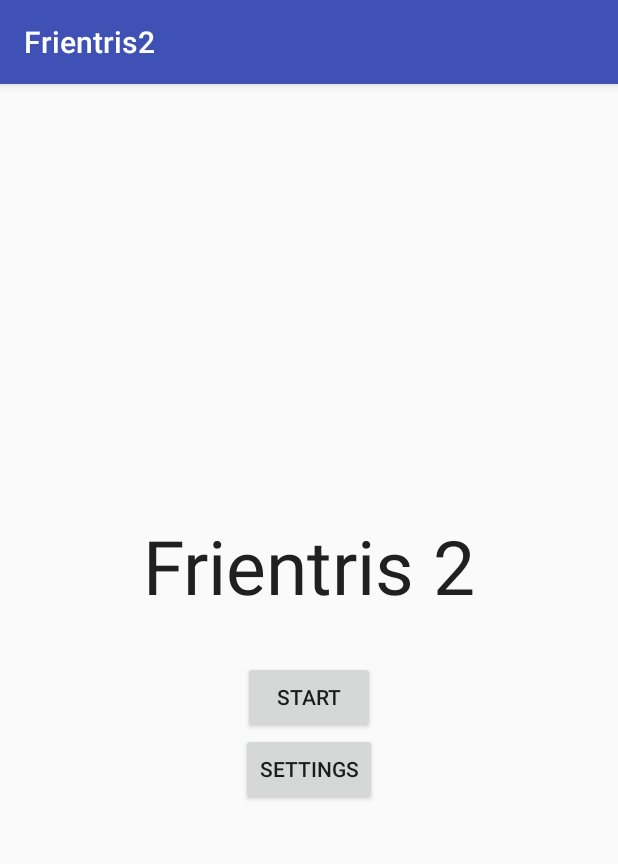
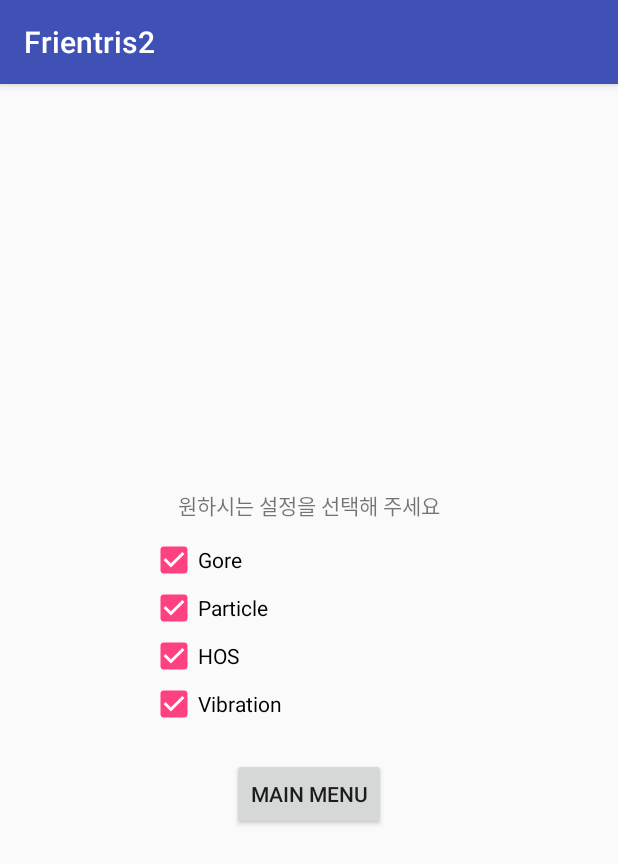
Before and after one commit to lumiknit/CodingHaraTon2018-Frientris2, an Android app: the screen it shows after launch (TitleActivity before the commit, Setting after it), after a tap on "SETTINGS", on a phone screen of 412 x 824 dp. Shown: the top 864 px of the screen. Run offline under Robolectric (Android 15) with nearby library versions, the phone set to English and light mode, and no system bars; libraries missing offline, so code that uses them is left out: com.google.android.gms.

Commit message:
Setting menu is successfully implemented.

```diff
--- a/app/src/main/AndroidManifest.xml
+++ b/app/src/main/AndroidManifest.xml
@@ -17,6 +17,7 @@
             </intent-filter>
         </activity>
         <activity android:name=".GameActivity"></activity>
+        <activity android:name=".Setting"></activity>
 
         <provider
             android:name="android.support.v4.content.FileProvider"
--- /dev/null
+++ b/app/src/main/java/team/sjexpress/frientris2/Setting.java
@@ -0,0 +1,64 @@
+package team.sjexpress.frientris2;
+
+import android.content.SharedPreferences;
+import android.os.Bundle;
+import android.support.v7.app.AppCompatActivity;
+import android.view.View;
+import android.view.View.OnClickListener;
+import android.widget.Button;
+import android.widget.CheckBox;
+import android.widget.Toast;
+
+public class Setting extends AppCompatActivity {
+
+    SharedPreferences pref;
+    SharedPreferences.Editor editor;
+
+    private CheckBox Gore, Particle, HOS, Vibration;
+    private boolean gore, part, hos, vib;
+
+    @Override
+    public void onCreate(Bundle savedInstanceState) {
+        super.onCreate(savedInstanceState);
+        setContentView(R.layout.setting);
+
+        pref = getSharedPreferences("setting", MODE_PRIVATE);
+        editor = pref.edit();
+
+        gore = pref.getBoolean("gore", true);
+        part = pref.getBoolean("particle", true);
+        hos = pref.getBoolean("hos", true);
+        vib = pref.getBoolean("vibration", true);
+
+        Gore = (CheckBox)findViewById(R.id.checkBox1);
+        Particle = (CheckBox)findViewById(R.id.checkBox2);
+        HOS = (CheckBox)findViewById(R.id.checkBox3);
+        Vibration = (CheckBox)findViewById(R.id.checkBox4);
+
+        Gore.setChecked(gore);
+        Particle.setChecked(part);
+        HOS.setChecked(hos);
+        Vibration.setChecked(vib);
+
+        Button button = (Button)findViewById(R.id.btn_back);
+
+        button.setOnClickListener(new OnClickListener() {
+
+            @Override
+            public void onClick(View v) {
+                Toast.makeText(getApplicationContext(), "Going to Main Menu", Toast.LENGTH_LONG).show();
+                if(Gore.isChecked() == true) editor.putBoolean("gore", true);
+                else editor.putBoolean("gore", false);
+                if(Particle.isChecked() == true) editor.putBoolean("particle", true);
+                else editor.putBoolean("particle", false);
+                if(HOS.isChecked() == true) editor.putBoolean("hos", true);
+                else editor.putBoolean("hos", false);
+                if(Vibration.isChecked() == true) editor.putBoolean("vibration", true);
+                else editor.putBoolean("vibration", false);
+                editor.commit();
+                finish();
+            }
+        });
+    }
+
+}
--- a/app/src/main/java/team/sjexpress/frientris2/TitleActivity.java
+++ b/app/src/main/java/team/sjexpress/frientris2/TitleActivity.java
@@ -55,6 +55,11 @@ public class TitleActivity extends AppCompatActivity {
     buttonSettings.setOnClickListener(new View.OnClickListener() {
       @Override
       public void onClick(View v) {
+        Toast.makeText(getApplicationContext(), "액티비티 전환", Toast.LENGTH_LONG).show();
+
+        // 액티비티 전환 코드
+        Intent intent = new Intent(getApplicationContext(), Setting.class);
+        startActivity(intent);
 
       }
     });
--- /dev/null
+++ b/app/src/main/res/layout/setting.xml
@@ -0,0 +1,55 @@
+<?xml version="1.0" encoding="utf-8"?>
+<LinearLayout xmlns:android="http://schemas.android.com/apk/res/android"
+    android:layout_width="match_parent"
+    android:layout_height="match_parent"
+    android:orientation="vertical"
+    android:gravity="center">
+
+    <TextView
+        android:id="@+id/infotext"
+        android:layout_width="wrap_content"
+        android:layout_height="wrap_content"
+        android:layout_marginBottom="10dp"
+        android:text="원하시는 설정을 선택해 주세요"
+        android:textAppearance="?android:attr/textAppearanceSmall" />
+
+    <CheckBox
+        android:id="@+id/checkBox1"
+        android:layout_gravity="left"
+        android:layout_marginLeft="100dp"
+        android:layout_width="wrap_content"
+        android:layout_height="wrap_content"
+        android:text="Gore" />
+
+    <CheckBox
+        android:id="@+id/checkBox2"
+        android:layout_gravity="left"
+        android:layout_marginLeft="100dp"
+        android:layout_width="wrap_content"
+        android:layout_height="wrap_content"
+        android:text="Particle" />
+
+    <CheckBox
+        android:id="@+id/checkBox3"
+        android:layout_gravity="left"
+        android:layout_marginLeft="100dp"
+        android:layout_width="wrap_content"
+        android:layout_height="wrap_content"
+        android:text="HOS" />
+
+    <CheckBox
+        android:id="@+id/checkBox4"
+        android:layout_gravity="left"
+        android:layout_marginLeft="100dp"
+        android:layout_width="wrap_content"
+        android:layout_height="wrap_content"
+        android:text="Vibration" />
+
+    <Button
+        android:id="@+id/btn_back"
+        android:layout_marginTop="20dp"
+        android:layout_width="wrap_content"
+        android:layout_height="wrap_content"
+        android:text="@string/back" />
+
+</LinearLayout>
--- a/app/src/main/res/values/strings.xml
+++ b/app/src/main/res/values/strings.xml
@@ -1,3 +1,4 @@
 <resources>
     <string name="app_name">Frientris2</string>
+    <string name="back">Main Menu</string>
 </resources>
```
